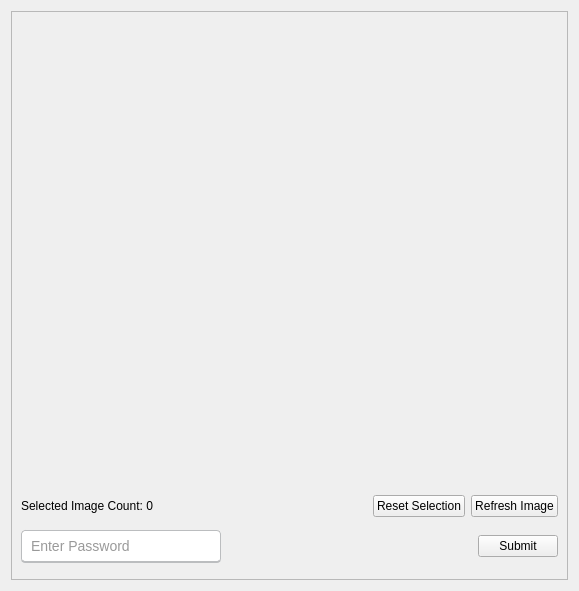
devforgely/MFA-Simulator, file src/views/authenticate_views/image_password_view.ui: the form before one commit.
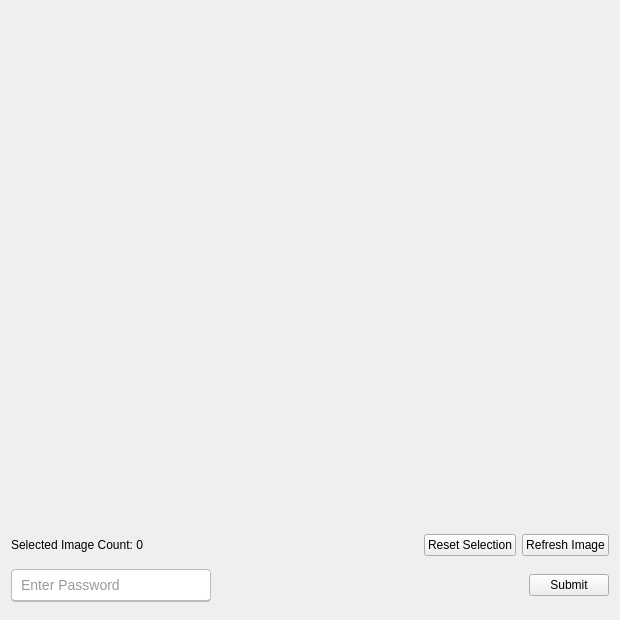
The form after the commit.

```diff
--- a/src/views/authenticate_views/image_password_view.ui
+++ b/src/views/authenticate_views/image_password_view.ui
@@ -6,28 +6,19 @@
    <rect>
     <x>0</x>
     <y>0</y>
-    <width>579</width>
-    <height>591</height>
+    <width>620</width>
+    <height>620</height>
    </rect>
   </property>
+  <property name="maximumSize">
+   <size>
+    <width>620</width>
+    <height>620</height>
+   </size>
+  </property>
   <property name="windowTitle">
    <string>Form</string>
   </property>
-  <layout class="QHBoxLayout" name="horizontalLayout_3">
-   <item>
-    <widget class="QFrame" name="left_frame">
-     <property name="minimumSize">
-      <size>
-       <width>315</width>
-       <height>0</height>
-      </size>
-     </property>
-     <property name="maximumSize">
-      <size>
-       <width>615</width>
-       <height>16777215</height>
-      </size>
-     </property>
      <property name="styleSheet">
       <string notr="true">QLineEdit {
 	height: 30px;
@@ -46,13 +37,7 @@
 	border-color: #4070f4;
 }</string>
      </property>
-     <property name="frameShape">
-      <enum>QFrame::StyledPanel</enum>
-     </property>
-     <property name="frameShadow">
-      <enum>QFrame::Raised</enum>
-     </property>
-     <layout class="QVBoxLayout" name="verticalLayout_2" stretch="0,0,0">
+  <layout class="QVBoxLayout" name="verticalLayout">
       <item>
        <widget class="QFrame" name="image_view">
         <property name="minimumSize">
@@ -181,9 +166,6 @@
          </widget>
         </item>
        </layout>
-      </item>
-     </layout>
-    </widget>
    </item>
   </layout>
  </widget>
```
Lines whose indentation alone changed are shown as unchanged.
